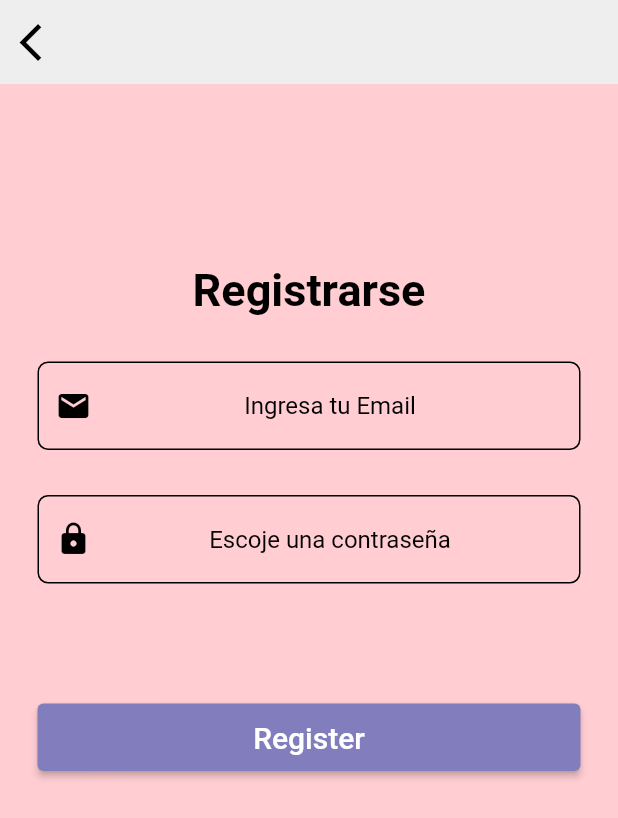
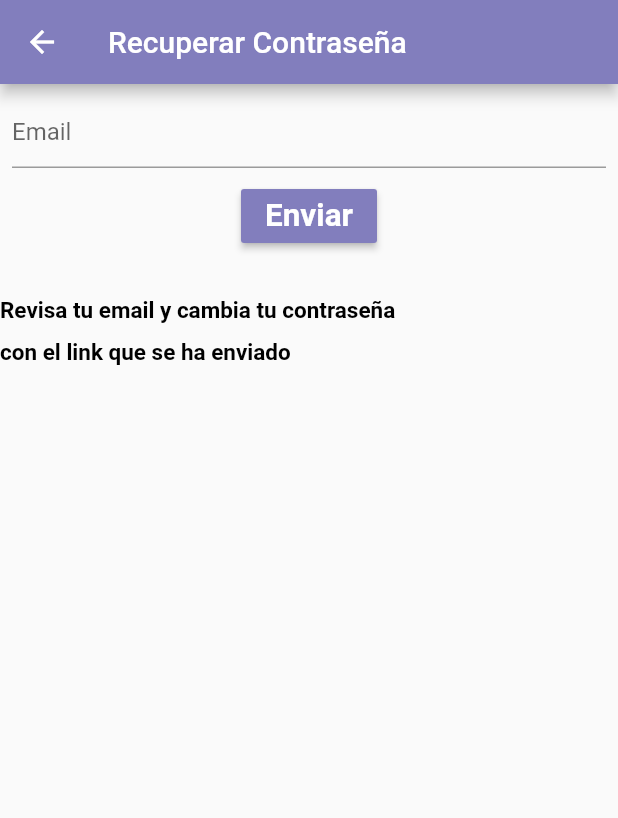
Before and after one commit to Bernabeus/login_flutterDAM, a Flutter app: the screen it shows after launch, after a tap on "¿Olvidaste tu contraseña?", on a phone screen of 412 x 824 dp. Shown: the top 818 px of the screen. Run offline on Flutter 3.47's test engine with Material 2 defaults, Android fonts, the phone set to English and light mode, and no system bars; our stand-ins replace firebase_auth, firebase_core; accounts and stored records are empty; network calls fail.

Commit message:
implementacion de recuperar contraseña

```diff
--- a/lib/login_page.dart
+++ b/lib/login_page.dart
@@ -6,6 +6,7 @@ import '../constants.dart';
 import 'home_page.dart';
 import 'register_page.dart';
 import 'main.dart';
+import 'reset.dart';
 
 class LoginPage extends StatefulWidget {
   @override
@@ -42,7 +43,7 @@ class _LoginPageState extends State<LoginPage> {
                           mainAxisAlignment: MainAxisAlignment.center,
                           children: [
                             Text(
-                              "Login",
+                              "Iniciar Sesión",
                               style: TextStyle(
                                   fontSize: 50,
                                   color: Colors.black,
@@ -133,7 +134,7 @@ class _LoginPageState extends State<LoginPage> {
                                 }
                               },
                             ),
-                            SizedBox(height: 10),
+                            SizedBox(height: 30),
                             GestureDetector(
                               onTap: () {
                                 Navigator.of(context).push(
@@ -169,7 +170,7 @@ class _LoginPageState extends State<LoginPage> {
                                 Navigator.of(context).push(
                                   MaterialPageRoute(
                                     //modificar esto
-                                    builder: (context) => SignupScreen(),
+                                    builder: (context) => ResetScreen(),
                                   ),
                                 );
                               },
--- a/lib/register_page.dart
+++ b/lib/register_page.dart
@@ -21,7 +21,7 @@ class _SignupScreenState extends State<SignupScreen> {
   Widget build(BuildContext context) {
     return Scaffold(
       appBar: AppBar(
-        backgroundColor: Colors.grey[200],
+        backgroundColor: Colors.red[100],
         elevation: 0,
         leading: IconButton(
           icon: Icon(
@@ -113,7 +113,8 @@ class _SignupScreenState extends State<SignupScreen> {
 
                                     ScaffoldMessenger.of(context).showSnackBar(
                                       SnackBar(
-                                        backgroundColor: Colors.blueGrey,
+                                        backgroundColor:
+                                            Color.fromARGB(255, 130, 126, 189),
                                         content: Padding(
                                           padding: const EdgeInsets.all(8.0),
                                           child: Text(
--- /dev/null
+++ b/lib/reset.dart
@@ -0,0 +1,83 @@
+import 'package:flutter/material.dart';
+import 'package:firebase_auth/firebase_auth.dart';
+
+class ResetScreen extends StatefulWidget {
+  @override
+  _ResetScreenState createState() => _ResetScreenState();
+}
+
+class _ResetScreenState extends State<ResetScreen> {
+  String _email = '';
+  final auth = FirebaseAuth.instance;
+
+  @override
+  Widget build(BuildContext context) {
+    return Scaffold(
+      appBar: AppBar(
+        title: Text('Recuperar Contraseña'),
+        backgroundColor: Color.fromARGB(255, 130, 126, 189),
+      ),
+      body: Column(
+        children: [
+          Padding(
+            padding: const EdgeInsets.all(8.0),
+            child: TextField(
+              keyboardType: TextInputType.emailAddress,
+              decoration: InputDecoration(hintText: 'Email'),
+              onChanged: (value) {
+                setState(() {
+                  _email = value.trim();
+                });
+              },
+            ),
+          ),
+          Row(
+            mainAxisAlignment: MainAxisAlignment.spaceAround,
+            children: [
+              RaisedButton(
+                child: Text(
+                  'Enviar',
+                  style: TextStyle(
+                      fontSize: 21,
+                      color: Colors.white,
+                      fontWeight: FontWeight.bold),
+                ),
+                onPressed: () {
+                  auth.sendPasswordResetEmail(email: _email);
+                  Navigator.of(context).pop();
+                },
+                color: Color.fromARGB(255, 130, 126, 189),
+              ),
+            ],
+          ),
+          SizedBox(height: 30),
+          Row(
+            children: [
+              Text(
+                "Revisa tu email y cambia tu contraseña",
+                style: TextStyle(
+                    fontSize: 15,
+                    color: Colors.black,
+                    fontWeight: FontWeight.bold),
+                textAlign: TextAlign.center,
+              ),
+            ],
+          ),
+          SizedBox(height: 10),
+          Row(
+            children: [
+              Text(
+                "con el link que se ha enviado",
+                style: TextStyle(
+                    fontSize: 15,
+                    color: Colors.black,
+                    fontWeight: FontWeight.bold),
+                textAlign: TextAlign.center,
+              ),
+            ],
+          )
+        ],
+      ),
+    );
+  }
+}
```
